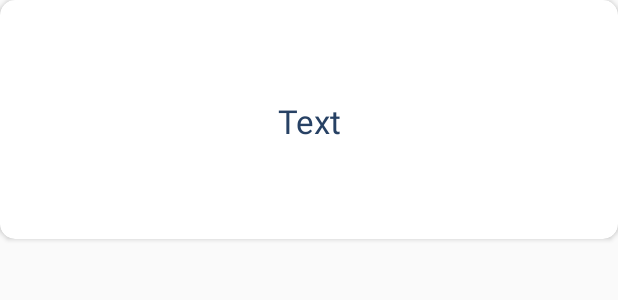
After one commit to riteshakya037/Flashcards-Demo, an Android app: the layout card_front.xml on its own in the app's theme, with its tools: preview values and no code run, on a phone screen of 412 x 824 dp. The commit adds this screen. Shown: the top 300 px of the screen. Run offline under Robolectric (Android 15) with nearby library versions, the phone set to English and light mode, and no system bars.

Commit message:
Flip Card animation added

```diff
--- /dev/null
+++ b/app/src/main/res/layout/card_front.xml
@@ -0,0 +1,66 @@
+<?xml version="1.0" encoding="utf-8"?>
+<android.support.v7.widget.CardView xmlns:app="http://schemas.android.com/apk/res-auto"
+    xmlns:android="http://schemas.android.com/apk/res/android"
+    xmlns:tools="http://schemas.android.com/tools"
+    android:id="@+id/cardFront"
+    android:layout_width="match_parent"
+    android:layout_height="wrap_content"
+    android:layout_centerInParent="true"
+    app:cardCornerRadius="10dp"
+    tools:ignore="UselessParent"
+    tools:showIn="@layout/cards_fragment">
+
+    <LinearLayout
+        android:layout_width="match_parent"
+        android:layout_height="match_parent"
+        android:orientation="vertical"
+        android:paddingTop="32dp">
+
+
+        <TextView
+            android:layout_width="match_parent"
+            android:layout_height="wrap_content"
+            android:layout_marginBottom="1dp"
+            android:paddingBottom="8dp"
+            android:textAlignment="center"
+            android:textAppearance="@style/TextAppearance.AppCompat.Medium" />
+
+        <TextView
+            android:id="@+id/frontText"
+            android:layout_width="match_parent"
+            android:layout_height="wrap_content"
+            android:paddingBottom="24dp"
+            android:text="Text"
+            android:textAlignment="center"
+            android:textAppearance="@style/TextAppearance.AppCompat.Large"
+            android:textColor="@color/colorAccent" />
+
+
+        <LinearLayout
+            android:layout_width="match_parent"
+            android:layout_height="wrap_content"
+            android:gravity="center"
+            android:orientation="horizontal"
+            android:padding="8dp"
+            android:visibility="invisible">
+
+            <ImageView
+                android:layout_width="wrap_content"
+                android:layout_height="wrap_content"
+                android:contentDescription="@string/play_button"
+                android:src="@drawable/ic_play_circle_filled_black_24px"
+                android:tint="@color/colorPrimaryDark" />
+
+            <TextView
+                android:layout_width="wrap_content"
+                android:layout_height="wrap_content"
+                android:layout_gravity="center"
+                android:text="@string/pronunciation"
+                android:textAlignment="center"
+                android:textColor="@color/colorPrimaryDark" />
+        </LinearLayout>
+
+    </LinearLayout>
+
+
+</android.support.v7.widget.CardView>
--- a/app/src/main/res/values/strings.xml
+++ b/app/src/main/res/values/strings.xml
@@ -3,4 +3,8 @@
     <string name="action_settings">Settings</string>
     <string name="pronunciation">Pronunciation</string>
     <string name="play_button">Play Button</string>
+    <string name="permission_internet_rationale">Internet Acess needed to fetch flash card data.</string>
+    <string name="ok">OK</string>
+    <string name="permision_available_internet">Internet permission is available, getting data.</string>
+    <string name="permissions_not_granted_internet">Internet Permisson not granted.</string>
 </resources>
```
Also changed, not shown: app/src/main/java/com/sorcery/flashcards/Activities/ScreenSlidePageFragment.java (+28 -8 lines), app/src/main/java/com/sorcery/flashcards/CustomViews/FlipAnimation.java (added, +70 -0 lines), app/src/main/res/layout/card_back.xml (added, +84 -0 lines), app/src/main/res/layout/cards_fragment.xml (+6 -76 lines).
